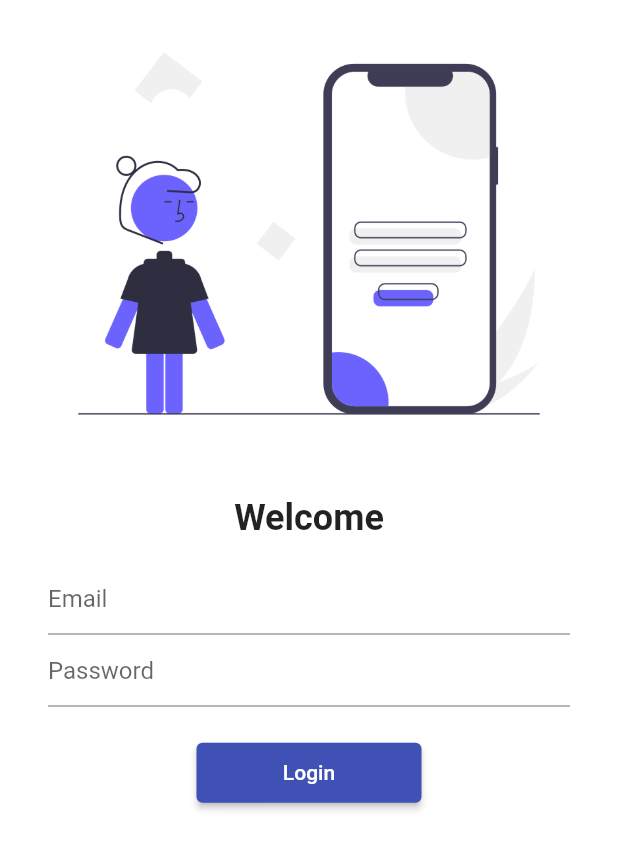
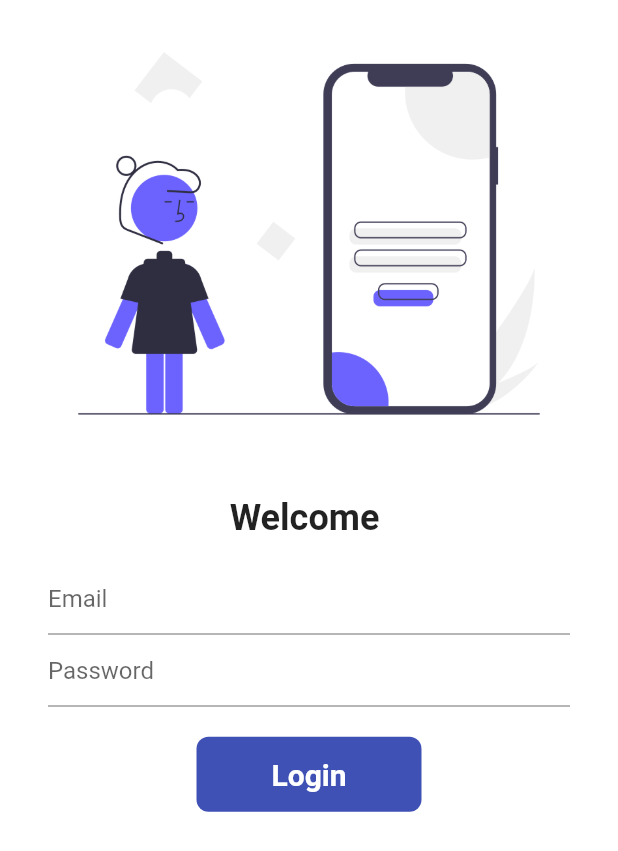
Before and after one commit to hamzabahadar/30days-flutter, a Flutter app: the screen it shows after launch, on a phone screen of 412 x 824 dp. Shown: the top 851 px of the screen. Run offline on Flutter 3.47's test engine with Material 2 defaults, Android fonts, the phone set to English and light mode, and no system bars.

Commit message:
day6 completed

```diff
--- a/lib/screens/login_page.dart
+++ b/lib/screens/login_page.dart
@@ -1,7 +1,15 @@
 import 'package:flutter/material.dart';
 
 // ignore: use_key_in_widget_constructors
-class LoginPage extends StatelessWidget {
+class LoginPage extends StatefulWidget {
+  @override
+  State<LoginPage> createState() => _LoginPageState();
+}
+
+class _LoginPageState extends State<LoginPage> {
+  String name = "";
+  bool changeButton = false;
+
   @override
   Widget build(BuildContext context) {
     return Material(
@@ -19,8 +27,8 @@ class LoginPage extends StatelessWidget {
             height: 20.0,
             // child: Text("lmao"),
           ),
-          const Text(
-            "Welcome",
+          Text(
+            "Welcome $name",
             style: TextStyle(
               fontSize: 24,
               fontWeight: FontWeight.bold,
@@ -36,6 +44,10 @@ class LoginPage extends StatelessWidget {
                   decoration: const InputDecoration(
                     hintText: "Email",
                   ),
+                  onChanged: (value) {
+                    name = value;
+                    setState(() {});
+                  },
                 ),
                 TextFormField(
                   obscureText: true,
@@ -46,13 +58,49 @@ class LoginPage extends StatelessWidget {
                 const SizedBox(
                   height: 20.0,
                 ),
-                ElevatedButton(
-                  onPressed: () {
+                // ElevatedButton(
+                //   onPressed: () {
+                //     Navigator.pushNamed(context, "/home");
+                //   },
+                //   child: const Text("Login"),
+                //   style: TextButton.styleFrom(minimumSize: Size(150, 40)),
+                // )
+
+                InkWell(
+                  onTap: () async {
+                    setState(() {
+                      changeButton = true;
+                    });
+                    await Future.delayed(Duration(seconds: 1));
                     Navigator.pushNamed(context, "/home");
                   },
-                  child: const Text("Login"),
-                  style: TextButton.styleFrom(minimumSize: Size(150, 40)),
-                )
+                  child: AnimatedContainer(
+                    duration: Duration(seconds: 1),
+                    width: changeButton ? 50 : 150,
+                    height: 50,
+                    // color: Colors.indigo,
+                    alignment: Alignment.center,
+                    child: changeButton
+                        ? Icon(
+                            Icons.done,
+                            color: Colors.white,
+                          )
+                        : Text(
+                            "Login",
+                            style: TextStyle(
+                                color: Colors.white,
+                                fontWeight: FontWeight.bold,
+                                fontSize: 20),
+                          ),
+                    decoration: BoxDecoration(
+                        color: Colors.indigo,
+                        // shape: changeButton
+                        //     ? BoxShape.circle
+                        //     : BoxShape.rectangle,
+                        borderRadius:
+                            BorderRadius.circular(changeButton ? 50 : 8)),
+                  ),
+                ),
               ],
             ),
           ),
```
